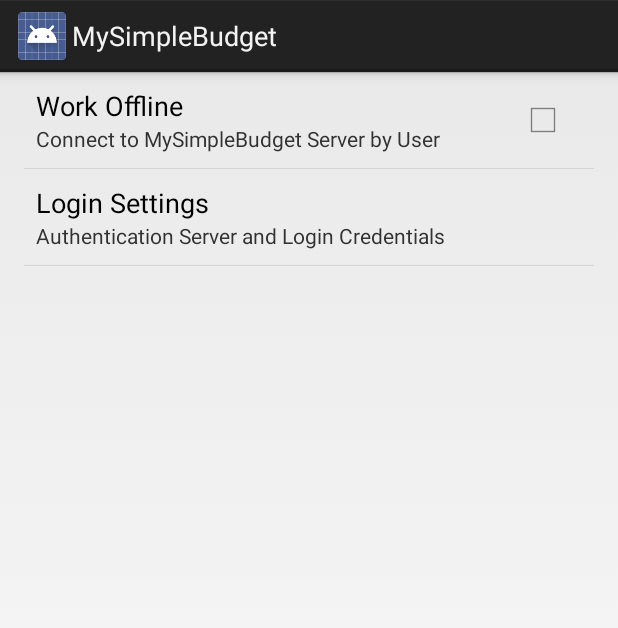
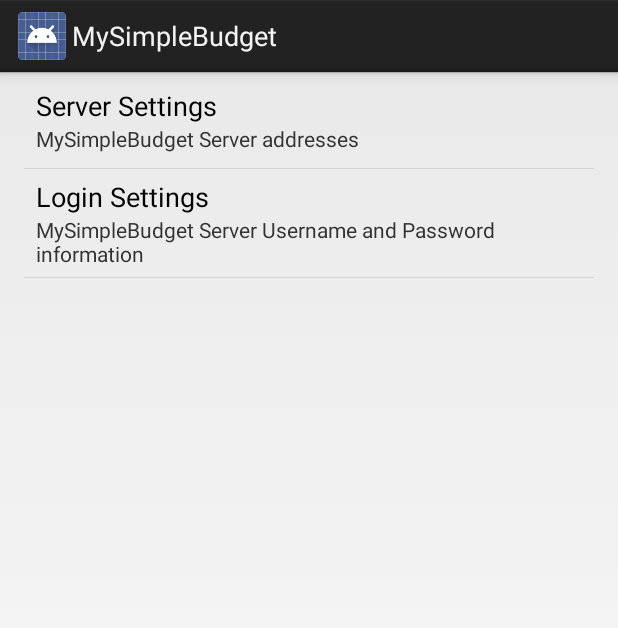
Before and after one commit to DonnOMalley/MySimpleBudgetProject, an Android app: the MainActivity screen opened directly, with no data from a screen before it, in the options menu, after a tap on "Preferences", on a phone screen of 412 x 824 dp. Shown: the top 628 px of the screen. Run offline under Robolectric (Android 15) with nearby library versions, the phone set to English and light mode, and no system bars.

```diff
--- a/MySimpleBudget/src/main/java/com/omalleyland/mysimplebudget/CreateCategory.java
+++ b/MySimpleBudget/src/main/java/com/omalleyland/mysimplebudget/CreateCategory.java
@@ -23,6 +23,8 @@ public class CreateCategory extends Activity {
         if(etCategoryName.getText().toString().length() > 0) {
             Category category = new Category(etCategoryName.getText().toString());
             CategoryDBInterface categoryDBIntfc = new CategoryDBInterface(getApplicationContext());
+            category.setSyncStatus(Common.SYNC_STATUS_NEW);
+            category.setActiveStatus(Common.ACTIVE_STATUS_ACTIVE);
             categoryDBIntfc.addCategory(category);
             setResult(RESULT_OK);
             finish();
--- a/MySimpleBudget/src/main/java/com/omalleyland/mysimplebudget/MainActivity.java
+++ b/MySimpleBudget/src/main/java/com/omalleyland/mysimplebudget/MainActivity.java
@@ -12,11 +12,15 @@ import android.view.MenuItem;
 import android.view.View;
 import android.widget.AdapterView;
 import android.widget.ArrayAdapter;
+import android.widget.Button;
+import android.widget.DatePicker;
 import android.widget.EditText;
 import android.widget.Spinner;
 import android.widget.Toast;
 
+import java.text.SimpleDateFormat;
 import java.util.ArrayList;
+import java.util.Date;
 import java.util.List;
 
 /**
@@ -29,13 +33,19 @@ public class MainActivity extends Activity implements IBackgroundProcessor {
     private Menu        menu;
     private Spinner     spCategorySpinner;
     private Spinner     spStoreSpinner;
+    private DatePicker  dpDebitDate;
     private EditText    etDebitAmount;
+    private EditText    etComment;
+    private Button      btnPostDebit;
 
     private String className;
-    private String validationServer;
+    private String serverAddress;
+    private String loginValidationPage;
 
     private ValidateLogin validateLogin;
     private ServerSynchroniser serverSynchroniser;
+
+    //TODO : Add async tasks for interacting with local SQLite Database.
 
     @Override
     protected void onCreate(Bundle savedInstanceState) {
@@ -52,8 +62,12 @@ public class MainActivity extends Activity implements IBackgroundProcessor {
         prefs               = PreferenceManager.getDefaultSharedPreferences(this);
         spCategorySpinner   = (Spinner)findViewById(R.id.spinnerCategory);
         spStoreSpinner      = (Spinner)findViewById(R.id.spinnerStore);
+        dpDebitDate         = (DatePicker)findViewById(R.id.datePicker);
         etDebitAmount       = (EditText)findViewById(R.id.etDebitAmount);
+        etComment           = (EditText)findViewById(R.id.editText2);
+        btnPostDebit        = (Button)findViewById(R.id.btnPostDebit);
 
+        btnPostDebit.setOnClickListener(new PostDebitClick(this, dpDebitDate, spCategorySpinner, spStoreSpinner, etDebitAmount, etComment));
         //Create UI Events
         etDebitAmount.addTextChangedListener(new CurrencyTextWatcher());
 
@@ -64,19 +78,25 @@ public class MainActivity extends Activity implements IBackgroundProcessor {
         //      Download data from Server to Local
         //  if login fails for any reason, work offline
 
-        this.validationServer   = prefs.getString(Common.VALIDATION_SERVER_PREFERENCE, "");
-        userName                = prefs.getString(Common.USER_NAME_PREFERENCE, "");
-        password                = prefs.getString(Common.PASSWORD_PREFERENCE, "");
+        Log.d(className, "Assigning Preferences to Local Variables");
+        this.serverAddress          = prefs.getString(Common.SERVER_ADDRESS_PREFERENCE, "");
+        this.loginValidationPage    = prefs.getString(Common.SERVER_LOGIN_ADDRESS_PREFERENCE, "");
+        userName                    = prefs.getString(Common.USER_NAME_PREFERENCE, "");
+        password                    = prefs.getString(Common.PASSWORD_PREFERENCE, "");
+        Log.d(className, "Preferences Assigned to Local Variables");
 
         //Check Server/Login Information and react accordingly
-        if(this.validationServer.length() == 0) {
+        if((this.serverAddress.length() == 0) || (this.loginValidationPage.length() == 0)) {
             //Launch Preference Dialog
             Log.d(className, "Missing Server Information - Launching Preferences Activity");
             startActivityForResult(new Intent(this, Preferences.class), Common.PREFERENCE_RESULT_CODE);
         }
         else if(userName.length() > 0 && password.length() > 0) {
             Log.d(className, "Starting Async Login Attempt");
-            validateLogin = new ValidateLogin(this, this, validationServer, userName, password);
+            if(!this.serverAddress.endsWith("/")) {
+                this.serverAddress = this.serverAddress.concat("/");
+            }
+            validateLogin = new ValidateLogin(this, this, this.serverAddress.concat(this.loginValidationPage), userName, password);
             validateLogin.executeValidation();
         }
         else {
@@ -153,19 +173,27 @@ public class MainActivity extends Activity implements IBackgroundProcessor {
 
     @Override
     protected void onActivityResult(int requestCode, int resultCode, Intent data) {
-        String userName;
+        String userName = "";
 
         if(requestCode == Common.LOGIN_RESULT_CODE) {
-            String passwordHash;
+            String passwordHash = "";
             Log.v(className, "Login Activity Result :: " + Integer.toString(resultCode));
 
             if(resultCode == Common.LOGIN_SUCCESSFUL) {
                 Log.d(className, "Login Successful");
-                userName = data.getStringExtra(Common.LOGIN_RESULT_USER_EXTRA);
-                passwordHash = data.getStringExtra(Common.LOGIN_RESULT_PASSWORD_EXTRA);
+                if(data.hasExtra(Common.LOGIN_RESULT_USER_EXTRA)) {
+                    userName = data.getStringExtra(Common.LOGIN_RESULT_USER_EXTRA);
+                }
+                if(data.hasExtra(Common.LOGIN_RESULT_PASSWORD_EXTRA)) {
+                    passwordHash = data.getStringExtra(Common.LOGIN_RESULT_PASSWORD_EXTRA);
+                }
                 Log.d(className, "User(" + userName + ") Token = " + passwordHash);
 
                 synchroniseConfiguration();
+            }
+            else if(resultCode == Common.LOGIN_CONNECTION_ERROR) {
+                Log.d(className, "Login Connection Failed - Working Offline");
+                setTitle(Common.APPLICATION_NAME + " - OFFLINE");
             }
             else if(resultCode == Common.LOGIN_CANCELED) {
                 //User Pressed Back button to exit login application - Only occurs if Login Information is not saved.
@@ -181,11 +209,12 @@ public class MainActivity extends Activity implements IBackgroundProcessor {
             //This will always be RESULT_CANCELED since the back button is the only way to exit
             Log.v(className, "Preference Activity Result :: " + Integer.toString(resultCode));
             //Get Preferences and update variables accordingly
-            this.validationServer   = prefs.getString(Common.VALIDATION_SERVER_PREFERENCE, "");
-            userName                = prefs.getString(Common.USER_NAME_PREFERENCE, "");
-            password                = prefs.getString(Common.PASSWORD_PREFERENCE, "");
+            this.serverAddress          = prefs.getString(Common.SERVER_ADDRESS_PREFERENCE, "");
+            this.loginValidationPage    = prefs.getString(Common.SERVER_LOGIN_ADDRESS_PREFERENCE, "");
+            userName                    = prefs.getString(Common.USER_NAME_PREFERENCE, "");
+            password                    = prefs.getString(Common.PASSWORD_PREFERENCE, "");
 
-            if(this.validationServer.length() == 0) {
+            if((this.serverAddress.length() == 0) || (this.loginValidationPage.length() == 0)) {
                 Log.d(className, "Validation Server Missing - Application Exiting");
                 Toast.makeText(this, "VALIDATION SERVER STILL NOT ASSIGNED", Toast.LENGTH_LONG).show();
                 this.finish();
@@ -193,10 +222,10 @@ public class MainActivity extends Activity implements IBackgroundProcessor {
             else if(userName.length() > 0 && password.length() > 0) {
                 Log.d(className, "Starting Async Login Attempt");
                 if(validateLogin == null) {
-                    validateLogin = new ValidateLogin(this, this, this.validationServer, userName, password);
+                    validateLogin = new ValidateLogin(this, this, this.serverAddress.concat(this.loginValidationPage), userName, password);
                 }
                 else {
-                    validateLogin.setValidationServer(this.validationServer);
+                    validateLogin.setValidationServer(this.serverAddress.concat(this.loginValidationPage));
                     validateLogin.setUserName(userName);
                     validateLogin.setPassword(password);
                 }
--- /dev/null
+++ b/MySimpleBudget/src/main/java/com/omalleyland/mysimplebudget/PostDebitClick.java
@@ -0,0 +1,74 @@
+package com.omalleyland.mysimplebudget;
+
+import android.content.Context;
+import android.view.View;
+import android.widget.DatePicker;
+import android.widget.EditText;
+import android.widget.Spinner;
+import android.widget.Toast;
+
+import java.text.SimpleDateFormat;
+import java.util.Date;
+import java.util.TimeZone;
+
+/**
+ * Created by omal310371 on 6/14/13.
+ */
+public class PostDebitClick implements View.OnClickListener {
+
+    private Context context;
+    private DatePicker debitDate;
+    private Spinner category;
+    private Spinner store;
+    private EditText amount;
+    private EditText comment;
+
+    public PostDebitClick(Context context, DatePicker debitDate, Spinner category, Spinner store, EditText amount, EditText comment) {
+        this.context = context;
+        this.debitDate = debitDate;
+        this.category = category;
+        this.store = store;
+        this.amount = amount;
+        this.comment = comment;
+    }
+
+    @Override
+    public void onClick(View view) {
+
+        String date;
+        Date parsedDate;
+        String month = Integer.toString(this.debitDate.getMonth() + 1);
+        String day = Integer.toString(this.debitDate.getDayOfMonth());
+        if(month.length() < 2) {
+            month = "0".concat(month);
+        }
+        if(day.length() < 2) {
+            day = "0".concat(day);
+        }
+
+        date = Integer.toString(this.debitDate.getYear()).concat("-".concat(month)).concat("-".concat(day));
+
+        SimpleDateFormat simpleDateFormat = new SimpleDateFormat("yyyy-MM-dd HH:mm:ss");
+        String localTimeZone = simpleDateFormat.getTimeZone().getDisplayName();
+        try {
+            parsedDate = new Date();
+            simpleDateFormat.setTimeZone(TimeZone.getTimeZone("GMT"));
+            date = simpleDateFormat.format(parsedDate);
+            Toast.makeText(this.context, "UTC Time = ".concat(date), Toast.LENGTH_LONG).show();
+
+            simpleDateFormat.setTimeZone(TimeZone.getDefault());
+            date = simpleDateFormat.format(parsedDate);
+            Toast.makeText(this.context, "Local Time = ".concat(date), Toast.LENGTH_LONG).show();
+
+
+
+//            date = simpleDateFormat.format(parsedDate);
+//            parsedDate = simpleDateFormat.parse(parsedDate.toString());
+        }
+        catch (Exception e) {
+            parsedDate = new Date();
+        }
+//        Toast.makeText(this.context, "Parsed Date = ".concat(parsedDate.toString()), Toast.LENGTH_LONG).show();
+//        Toast.makeText(this.context, "Formatted Date = ".concat(date), Toast.LENGTH_LONG).show();
+    }
+}
--- a/MySimpleBudget/src/main/res/layout/main_activity.xml
+++ b/MySimpleBudget/src/main/res/layout/main_activity.xml
@@ -52,7 +52,7 @@
                     android:id="@+id/datePicker"
                     android:layout_below="@+id/spinnerStore"
                     android:paddingTop="5dp"
-                    android:spinnersShown="false"
+                    android:spinnersShown="true"
                     android:clickable="true"
                     android:layout_centerHorizontal="true"
                     android:calendarViewShown="false"/>
--- a/MySimpleBudget/src/main/res/values/strings.xml
+++ b/MySimpleBudget/src/main/res/values/strings.xml
@@ -1,30 +1,47 @@
 <resources>
+    <!-- App Name String -->
     <string name="app_name">MySimpleBudget</string>
 
-    <string name="action_preferences">Preferences</string>
-    <string name="action_logout">Log Out</string>
-    <string name="action_sign_in_short">Sign in</string>
-    <string name="action_add_user">Add User</string>
-    <string name="action_user_lookup">User Lookup</string>
-    <string name="action_user_remove">Remove User</string>
-    <string name="action_upload_debits">Upload Debits</string>
-    <string name="action_create_category">Create Category</string>
-    <string name="action_create_store">Create Store</string>
+    <!-- Preference Activity Strings -->
+        <string name="preference_title">Preferences</string>
+        <string name="preference_summary">Global Application Settings</string>
 
-    <string name="preference_title">Preferences</string>
-    <string name="preference_summary">Global Application Settings</string>
+        <string name="preference_screen_server_info">Server Settings</string>
+        <string name="preference_screen_server_info_summary">MySimpleBudget Server addresses</string>
+        <string name="preference_server_address_title">Server Web Address</string>
+        <string name="preference_server_address_summary">Base web address where the Server resides</string>
+        <string name="preference_login_address_title">Login Page</string>
+        <string name="preference_login_address_summary">Web Page within the Server\'s Web Site that handles the user validation</string>
+        <string name="preference_category_address_title">Category Page</string>
+        <string name="preference_category_address_summary">Web Page within the Server\'s Web Site that handles the category data</string>
+        <string name="preference_store_address_title">Store Page</string>
+        <string name="preference_store_address_summary">Web Page within the Server\'s Web Site that handles the store data</string>
+        <string name="preference_debit_address_title">Debit Page</string>
+        <string name="preference_debit_address_summary">Web Page within the Server\'s Web Site that handles the debit data</string>
+        <!-- End of Server Settings Preference Screen Preferences -->
 
-    <string name="preference_work_offline">Work Offline</string>
-    <string name="preference_work_offline_summary">Connect to MySimpleBudget Server by User</string>
-
-    <string name="preference_login_title">Login Settings</string>
-    <string name="preference_login_summary">Authentication Server and Login Credentials</string>
-    <string name="preference_login_server_title">Validation Server</string>
-    <string name="preference_login_server_summary">Web server where validation requests are made</string>
-    <string name="preference_login_save_title">Save Login Credentials</string>
-    <string name="preference_login_save_summary">Enable/Disable Credential Storage</string>
+        <string name="preference_screen_login_info">Login Settings</string>
+        <string name="preference_screen_login_info_summary">MySimpleBudget Server Username and Password information</string>
         <string name="preference_login_username_title">Username</string>
         <string name="preference_login_username_summary">Username registered with MySimpleBudget Server</string>
         <string name="preference_login_password_title">Password</string>
         <string name="preference_login_password_summary">Password associated with Username</string>
-<item name="category_spinner_prompt" type="id">Select a Category</item></resources>
+        <!-- End of Login Settings Preference Screen Preferences -->
+    <!-- End of Preference Activity Strings -->
+
+    <!-- Main Menu Action Strings -->
+        <string name="action_preferences">Preferences</string>
+        <string name="action_logout">Log Out</string>
+        <string name="action_sign_in_short">Sign in</string>
+        <string name="action_add_user">Add User</string>
+        <string name="action_user_lookup">User Lookup</string>
+        <string name="action_user_remove">Remove User</string>
+        <string name="action_upload_debits">Upload Debits</string>
+        <string name="action_create_category">Create Category</string>
+        <string name="action_create_store">Create Store</string>
+    <!-- End of Main Menu Action Strings -->
+
+    <!-- UI Helper Strings -->
+        <item name="category_spinner_prompt" type="id">Select a Category</item>
+    <!-- End of UI Helper Strings -->
+</resources>
--- a/MySimpleBudget/src/main/res/xml/preferences.xml
+++ b/MySimpleBudget/src/main/res/xml/preferences.xml
@@ -4,32 +4,40 @@
                   android:title="@string/preference_title"
                   android:summary="@string/preference_summary">
 
-    <CheckBoxPreference android:key="preferenceWorkOffline"
-                        android:title="@string/preference_work_offline"
-                        android:summary="@string/preference_work_offline_summary" />
+    <PreferenceScreen android:title="@string/preference_screen_server_info"
+                      android:summary="@string/preference_screen_server_info_summary">
 
-    <PreferenceScreen android:title="@string/preference_login_title"
-                      android:summary="@string/preference_login_summary">
+        <EditTextPreference android:key="preferenceServerAddress"
+                            android:title="@string/preference_server_address_title"
+                            android:summary="@string/preference_server_address_summary" />
 
-        <EditTextPreference android:key="preferenceValidationServer"
-                            android:title="@string/preference_login_server_title"
-                            android:summary="@string/preference_login_server_summary" />
+        <EditTextPreference android:key="preferenceServerLoginAddress"
+                            android:title="@string/preference_login_address_title"
+                            android:summary="@string/preference_login_address_summary" />
 
-        <CheckBoxPreference android:key="preferenceLoginSaveCredentials"
-                            android:title="@string/preference_login_save_title"
-                            android:summary="@string/preference_login_save_summary" />
+        <EditTextPreference android:key="preferenceServerCategoryAddress"
+                            android:title="@string/preference_category_address_title"
+                            android:summary="@string/preference_category_address_summary" />
+
+        <EditTextPreference android:key="preferenceServerStoreAddress"
+                            android:title="@string/preference_store_address_title"
+                            android:summary="@string/preference_store_address_summary" />
+
+        <EditTextPreference android:key="preferenceServerDebitAddress"
+                            android:title="@string/preference_debit_address_title"
+                            android:summary="@string/preference_debit_address_summary" />
+    </PreferenceScreen>
+
+    <PreferenceScreen android:title="@string/preference_screen_login_info"
+                      android:summary="@string/preference_screen_login_info_summary">
 
         <EditTextPreference android:key="preferenceLoginUserName"
                             android:title="@string/preference_login_username_title"
-                            android:summary="@string/preference_login_username_summary"
-                            android:dependency="preferenceLoginSaveCredentials" />
+                            android:summary="@string/preference_login_username_summary" />
 
         <EditTextPreference android:key="preferenceLoginPassword"
                             android:password="true"
                             android:title="@string/preference_login_password_title"
-                            android:summary="@string/preference_login_password_summary"
-                            android:dependency="preferenceLoginSaveCredentials" />
-
+                            android:summary="@string/preference_login_password_summary" />
     </PreferenceScreen>
-
 </PreferenceScreen>
```
Also changed, not shown: MySimpleBudget/src/main/java/com/omalleyland/mysimplebudget/Category.java (+26 -0 lines), MySimpleBudget/src/main/java/com/omalleyland/mysimplebudget/CategoryDBInterface.java (+13 -0 lines), MySimpleBudget/src/main/java/com/omalleyland/mysimplebudget/Common.java (+16 -3 lines), MySimpleBudget/src/main/java/com/omalleyland/mysimplebudget/LoginActivity.java (+25 -11 lines), MySimpleBudget/src/main/java/com/omalleyland/mysimplebudget/ServerSynchroniser.java (+160 -30 lines), MySimpleBudget/src/main/java/com/omalleyland/mysimplebudget/ValidateLogin.java (+7 -0 lines), 2 other files.
